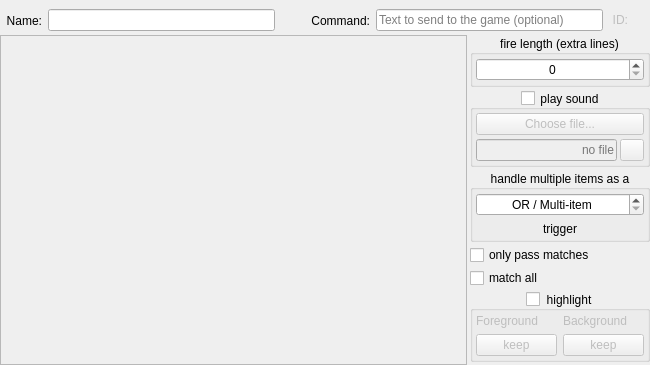
Above: src/ui/triggers_main_area.ui from ThalynLabs/Mudlet before the change. Below: the same form after it.
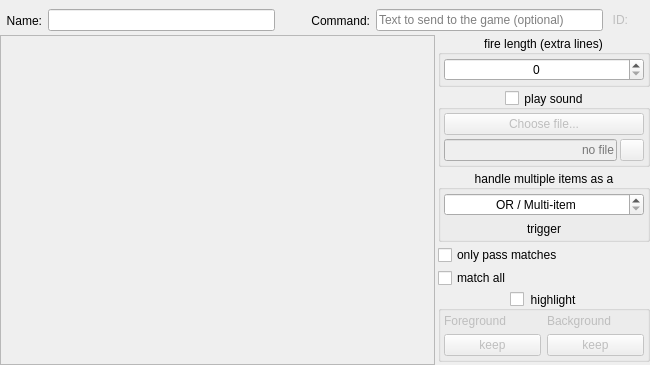
That is the form after the change. Icons and pictures are not drawn.

Commit message: Improve multi-line trigger delta explanation in UI (#8406)

Diff of the .ui file:
```diff
--- a/src/ui/triggers_main_area.ui
+++ b/src/ui/triggers_main_area.ui
@@ -446,10 +446,10 @@
             <string extracomment="This text represents what is shown in the spinBox_lineMargin control when it is at it minimum value and replaces the normal value and the normal prefix and suffix that would otherwise surround it before this or those elements are inserted in the middle of the groupBox_multiLineTrigger and the label_multiLineTrigger text.">OR / Multi-item</string>
            </property>
            <property name="suffix">
-            <string extracomment="This text is appended after the numeric value shown in the spin box (so that it and the prefix text is &quot;wrapped&quot; around it), except when the control is set to the special first value when all of them are replaced by that text.">)</string>
+            <string extracomment="This text is appended after the numeric value shown in the spin box (so that it and the prefix text is &quot;wrapped&quot; around it), except when the control is set to the special first value when all of them are replaced by that text."> lines)</string>
            </property>
            <property name="prefix">
-            <string extracomment="This text is prepended before the numeric value shown in the spin box (so that it and the suffix text is &quot;wrapped&quot; around it), except when the control is set to the special first value when all of them are replaced by that text. For locales using spaces between words ensure a space is left at the end to separate the text from the number that is shown from the control after it.">AND / Multi-line (delta: </string>
+            <string extracomment="This text is prepended before the numeric value shown in the spin box (so that it and the suffix text is &quot;wrapped&quot; around it), except when the control is set to the special first value when all of them are replaced by that text. For locales using spaces between words ensure a space is left at the end to separate the text from the number that is shown from the control after it.">AND / Multi-line (within: </string>
            </property>
            <property name="minimum">
             <number>-1</number>
```
Left out of the diff: 2 changed lines with no effect on the pictures.
